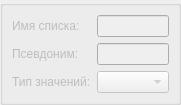
Qt form src/plugins/modeleride/lovwidget.ui (rdnvndr/raindrop) before a commit.
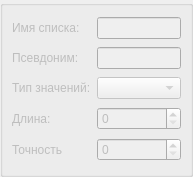
The same form after that commit.

Commit message: Добавляет длину и точность для типа в списке значений

```diff
--- a/src/plugins/modeleride/lovwidget.ui
+++ b/src/plugins/modeleride/lovwidget.ui
@@ -6,8 +6,8 @@
    <rect>
     <x>0</x>
     <y>0</y>
-    <width>174</width>
-    <height>94</height>
+    <width>193</width>
+    <height>177</height>
    </rect>
   </property>
   <property name="windowTitle">
@@ -35,6 +35,13 @@
       <string/>
      </property>
      <layout class="QGridLayout" name="gridLayout">
+      <item row="3" column="0">
+       <widget class="QLabel" name="labelLength">
+        <property name="text">
+         <string>Длина:</string>
+        </property>
+       </widget>
+      </item>
       <item row="2" column="0">
        <widget class="QLabel" name="labelLovType">
         <property name="text">
@@ -73,6 +80,23 @@
       <item row="2" column="1">
        <widget class="QComboBox" name="comboBoxLovType"/>
       </item>
+      <item row="4" column="0">
+       <widget class="QLabel" name="labelAccuracy">
+        <property name="text">
+         <string>Точность</string>
+        </property>
+       </widget>
+      </item>
+      <item row="3" column="1">
+       <widget class="QSpinBox" name="spinBoxLength">
+        <property name="maximum">
+         <number>8000</number>
+        </property>
+       </widget>
+      </item>
+      <item row="4" column="1">
+       <widget class="QSpinBox" name="spinBoxAccuracy"/>
+      </item>
      </layout>
     </widget>
    </item>
```
The commit also changes 4 other files.
